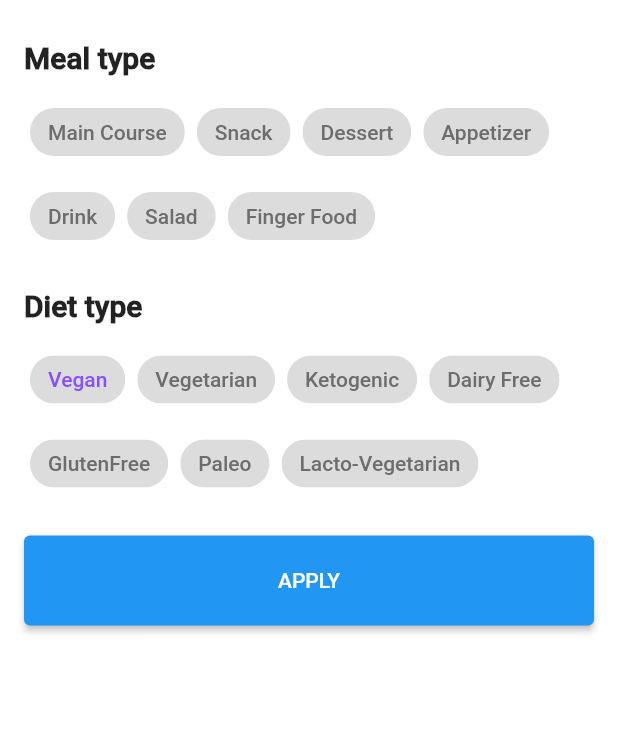
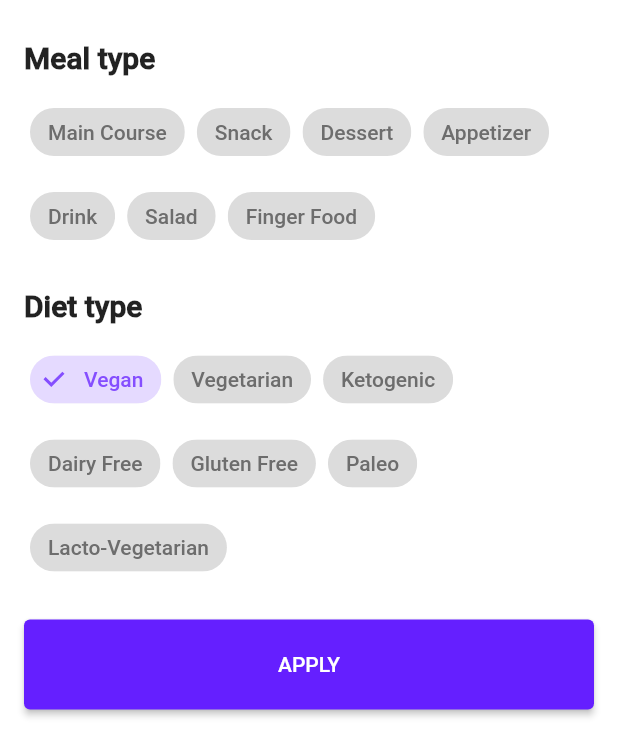
Before and after one commit to ddrum5/RecipesApp, a Flutter app: the FilterRecipesType widget shown alone on an empty page, opened directly with empty values, after a tap on "Vegan", on a phone screen of 412 x 824 dp. Shown: the top 756 px of the screen. Run offline on Flutter 3.47's test engine with Material 2 defaults, Android fonts, the phone set to English and light mode, and no system bars; our stand-ins replace flutter_html, rxdart, video_player_web; missing offline and left inert: wakelock_web; network calls fail.

Commit message:
filter type

```diff
--- a/project_pilot/lib/ViewModels/home/recipes_viewmodel.dart
+++ b/project_pilot/lib/ViewModels/home/recipes_viewmodel.dart
@@ -1,6 +1,5 @@
 import 'package:flutter/cupertino.dart';
 import 'package:project_pilot/helper/custom_color.dart';
-import 'package:project_pilot/models/item_filter_model.dart';
 import 'package:project_pilot/models/recipe_model.dart';
 import 'package:project_pilot/network/response_data.dart';
 import 'package:rxdart/rxdart.dart';
@@ -27,9 +26,14 @@ class RecipesViewModel {
     streamData.sink.add(data);
   }
 
-  getRecipesByText({required String text}) async {
+  getSearchRecipes({required String text}) async {
     var data = <RecipeModel>[];
-    data = await response.getRecipesByText(text);
+    data = await response.getSearchRecipes(text);
+    streamData.sink.add(data);
+  }
+  getFilterRecipes({required String dietType, required String mealType}) async {
+    var data = <RecipeModel>[];
+    data = await response.getFilterRecipes(dietType, mealType);
     streamData.sink.add(data);
   }
 
@@ -39,58 +43,43 @@ class RecipesViewModel {
         : isSearching.sink.add(true);
   }
 
-
-  final mealTypes = <ItemFilterModel>[
-    ItemFilterModel('Main Course'),
-    ItemFilterModel('Snack'),
-    ItemFilterModel('Dessert'),
-    ItemFilterModel('Appetizer'),
-    ItemFilterModel('Drink'),
-    ItemFilterModel('Salad'),
-    ItemFilterModel('Finger Food')
+  final mealTypes = [
+    'Main Course',
+    'Snack',
+    'Dessert',
+    'Appetizer',
+    'Drink',
+    'Salad',
+    'Finger Food'
   ];
-  final dietTypes = <ItemFilterModel>[
-    ItemFilterModel('Vegan'),
-    ItemFilterModel('Vegetarian'),
-    ItemFilterModel('Ketogenic'),
-    ItemFilterModel('Dairy Free'),
-    ItemFilterModel('GlutenFree'),
-    ItemFilterModel('Paleo'),
-    ItemFilterModel('Lacto-Vegetarian'),
+  final dietTypes = [
+    'Vegan',
+    'Vegetarian',
+    'Ketogenic',
+    'Dairy Free',
+    'Gluten Free',
+    'Paleo',
+    'Lacto-Vegetarian'
   ];
 
-  final recipeTypes = <ItemFilterModel>[
-    ItemFilterModel('All'),
-    ItemFilterModel('Newest'),
-    ItemFilterModel('Top Rate'),
-    ItemFilterModel('Most Popular'),
-    ItemFilterModel('Trendy'),
-    ItemFilterModel('Most Like'),
+  final recipeTypes = [
+    'All',
+    'Newest',
+    'Top Rate',
+    'Most Popular',
+    'Trendy',
+    'Most Like'
   ];
 
-  final mealFilters = <String>[];
-  final dietFilters = <String>[];
+  String mealFilter = '';
+  String dietFilter = '';
   final recipeFilters = <String>[];
 
   mealFilterState(String element, bool value) {
-    mealTypes.where((item) => item.isSelected = value);
-    if (value) {
-      mealFilters.add(element);
-    } else {
-      mealFilters.removeWhere((item) {
-        return item == element;
-      });
-    }
+    value ? mealFilter = element : mealFilter = '';
   }
-
   void dietFilterState(String element, bool value) {
-    if (value) {
-      dietFilters.add(element);
-    } else {
-      dietFilters.removeWhere((item) {
-        return item == element;
-      });
-    }
+    value ? dietFilter = element : dietFilter = '';
   }
 
   void recipeFilterState(String element, bool value) {
@@ -103,8 +92,6 @@ class RecipesViewModel {
     }
   }
 
-
-
   void dispose() {
     streamData.close();
     isSearching.close();
--- a/project_pilot/lib/models/item_filter_model.dart
+++ /dev/null
@@ -1,6 +0,0 @@
-class ItemFilterModel{
-   String title = '';
-   bool isSelected = false;
-
-   ItemFilterModel(this.title);
-}
--- a/project_pilot/lib/views/home/recipes_screen.dart
+++ b/project_pilot/lib/views/home/recipes_screen.dart
@@ -21,7 +21,6 @@ class _RecipesScreen extends State<RecipesScreen> {
     super.initState();
     widget.recipesViewModel.getRandomRecipes();
   }
-
   @override
   Widget build(BuildContext context) {
     return StreamBuilder<bool>(
@@ -34,7 +33,7 @@ class _RecipesScreen extends State<RecipesScreen> {
                   ? Text('Recipes')
                   : TextField(
                       onSubmitted: (text) {
-                        widget.recipesViewModel.getRecipesByText(text: text);
+                        widget.recipesViewModel.getSearchRecipes(text: text);
                         widget.recipesViewModel.changeSearchState();
                       },
                       decoration: InputDecoration(
--- a/project_pilot/lib/views/home/widgets/filter_recipes_type.dart
+++ b/project_pilot/lib/views/home/widgets/filter_recipes_type.dart
@@ -1,7 +1,6 @@
 import 'package:flutter/material.dart';
 import 'package:project_pilot/ViewModels/home/recipes_viewmodel.dart';
 import 'package:project_pilot/helper/custom_color.dart';
-import 'package:project_pilot/models/item_filter_model.dart';
 
 class FilterRecipesType extends StatefulWidget {
   final RecipesViewModel viewModel;
@@ -13,55 +12,48 @@ class FilterRecipesType extends StatefulWidget {
 }
 
 class _FilterRecipesTypeState extends State<FilterRecipesType> {
-
   Iterable<Widget> get itemMeals sync* {
-    for (var i = 0; i < widget.viewModel.mealTypes.length; i++) {
-      var element = widget.viewModel.mealTypes.elementAt(i);
+    for (var element in widget.viewModel.mealTypes) {
       yield Padding(
         padding: const EdgeInsets.all(4.0),
         child: FilterChip(
-          label: Text(element.title),
-          selected: widget.viewModel.mealFilters.contains(element.title),
-          labelStyle: element.isSelected
+          label: Text(element),
+          selected: identical(widget.viewModel.mealFilter, element),
+          labelStyle: identical(widget.viewModel.mealFilter, element)
               ? TextStyle(color: CustomColor.blueLight)
               : TextStyle(color: CustomColor.grayDark),
           checkmarkColor: CustomColor.blueLight,
           selectedColor: CustomColor.blueSuperLight,
           onSelected: (bool value) {
             setState(() {
-              widget.viewModel.mealFilterState(element.title, value);
-              widget.viewModel.mealTypes.elementAt(i).isSelected = value;
+              widget.viewModel.mealFilterState(element, value);
             });
           },
         ),
       );
     }
   }
-
   Iterable<Widget> get itemDiets sync* {
-    for (var i = 0; i < widget.viewModel.dietTypes.length; i++) {
-      var element = widget.viewModel.dietTypes.elementAt(i);
+    for (var element in widget.viewModel.dietTypes) {
       yield Padding(
         padding: const EdgeInsets.all(4.0),
         child: FilterChip(
-          label: Text(element.title),
-          selected: widget.viewModel.dietFilters.contains(element),
-          labelStyle: element.isSelected
+          label: Text(element),
+          selected: identical(widget.viewModel.dietFilter, element),
+          labelStyle: identical(widget.viewModel.dietFilter, element)
               ? TextStyle(color: CustomColor.blueLight)
               : TextStyle(color: CustomColor.grayDark),
           checkmarkColor: CustomColor.blueLight,
           selectedColor: CustomColor.blueSuperLight,
           onSelected: (bool value) {
             setState(() {
-              widget.viewModel.dietFilterState(element.title, value);
-              widget.viewModel.dietTypes.elementAt(i).isSelected = value;
+              widget.viewModel.dietFilterState(element, value);
             });
           },
         ),
       );
     }
   }
-
   @override
   Widget build(BuildContext context) {
     return Container(
@@ -89,11 +81,19 @@ class _FilterRecipesTypeState extends State<FilterRecipesType> {
             Padding(padding: EdgeInsets.all(10)),
             ElevatedButton(
               style: ElevatedButton.styleFrom(
+                  primary: CustomColor.purplishBlue,
                   minimumSize: Size(double.infinity,
                       60) // double.infinity is the width and 30 is the height
                   ),
               child: Text('APPLY'),
-              onPressed: () {},
+              onPressed: () {
+                setState(() {
+                  widget.viewModel.getFilterRecipes(
+                      dietType: widget.viewModel.dietFilter,
+                      mealType: widget.viewModel.mealFilter);
+                });
+                Navigator.pop(context);
+              },
             )
           ],
         ),
```
Also changed, not shown: project_pilot/lib/network/response_data.dart (+9 -7 lines), project_pilot/lib/views/home/widgets/filter_ricpies.dart (+19 -12 lines).
